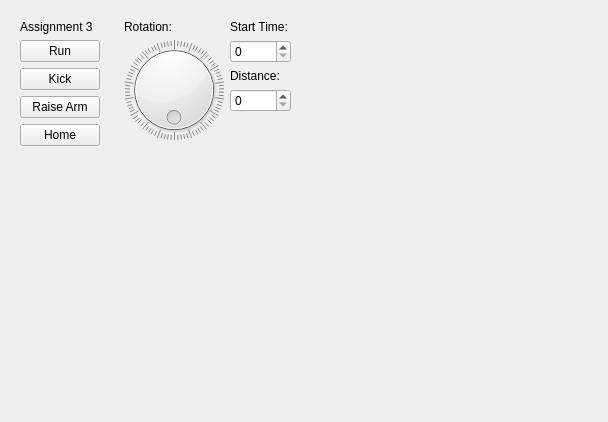
ryeleo/ChernoffFaceAnimator, file resources/widget/Assignment3Widget/widget.ui: the form before one commit.
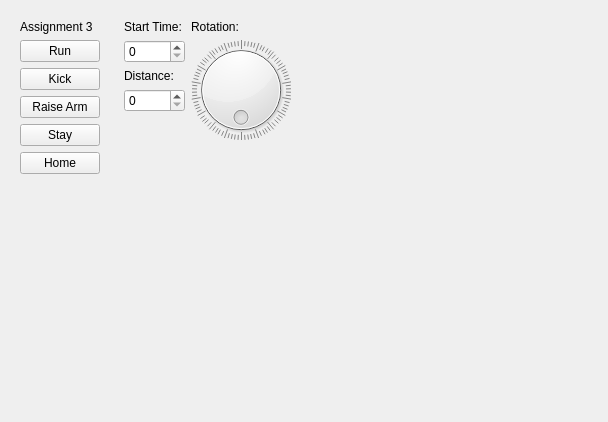
The form after the commit.

Commit message: reworked layout, added button

The edit to the form file:
```diff
--- a/resources/widget/Assignment3Widget/widget.ui
+++ b/resources/widget/Assignment3Widget/widget.ui
@@ -45,6 +45,13 @@
         </property>
        </widget>
       </item>
+      <item>
+       <widget class="QPushButton" name="pushButton">
+        <property name="text">
+         <string>Stay</string>
+        </property>
+       </widget>
+      </item>
       <item>
        <widget class="QPushButton" name="homeBtn">
         <property name="text">
@@ -84,43 +91,6 @@
    <item row="0" column="1">
     <widget class="QWidget" name="ControlsPane" native="true">
      <layout class="QHBoxLayout" name="horizontalLayout_2">
-      <item>
-       <layout class="QVBoxLayout" name="verticalLayout_2">
-        <item>
-         <widget class="QLabel" name="label_2">
-          <property name="text">
-           <string>Rotation:</string>
-          </property>
-         </widget>
-        </item>
-        <item>
-         <widget class="QDial" name="dial_2">
-          <property name="maximum">
-           <number>359</number>
-          </property>
-          <property name="wrapping">
-           <bool>true</bool>
-          </property>
-          <property name="notchesVisible">
-           <bool>true</bool>
-          </property>
-         </widget>
-        </item>
-        <item>
-         <spacer name="verticalSpacer_2">
-          <property name="orientation">
-           <enum>Qt::Vertical</enum>
-          </property>
-          <property name="sizeHint" stdset="0">
-           <size>
-            <width>20</width>
-            <height>40</height>
-           </size>
-          </property>
-         </spacer>
-        </item>
-       </layout>
-      </item>
       <item>
        <layout class="QVBoxLayout" name="verticalLayout_3">
         <item>
@@ -169,6 +139,43 @@
         </item>
        </layout>
       </item>
+      <item>
+       <layout class="QVBoxLayout" name="verticalLayout_2">
+        <item>
+         <widget class="QLabel" name="label_2">
+          <property name="text">
+           <string>Rotation:</string>
+          </property>
+         </widget>
+        </item>
+        <item>
+         <widget class="QDial" name="dial_2">
+          <property name="maximum">
+           <number>359</number>
+          </property>
+          <property name="wrapping">
+           <bool>true</bool>
+          </property>
+          <property name="notchesVisible">
+           <bool>true</bool>
+          </property>
+         </widget>
+        </item>
+        <item>
+         <spacer name="verticalSpacer_2">
+          <property name="orientation">
+           <enum>Qt::Vertical</enum>
+          </property>
+          <property name="sizeHint" stdset="0">
+           <size>
+            <width>20</width>
+            <height>40</height>
+           </size>
+          </property>
+         </spacer>
+        </item>
+       </layout>
+      </item>
      </layout>
      <zorder>verticalLayoutWidget</zorder>
      <zorder>dial</zorder>
```
Left out of the diff: 6 changed lines with no effect on the pictures.
